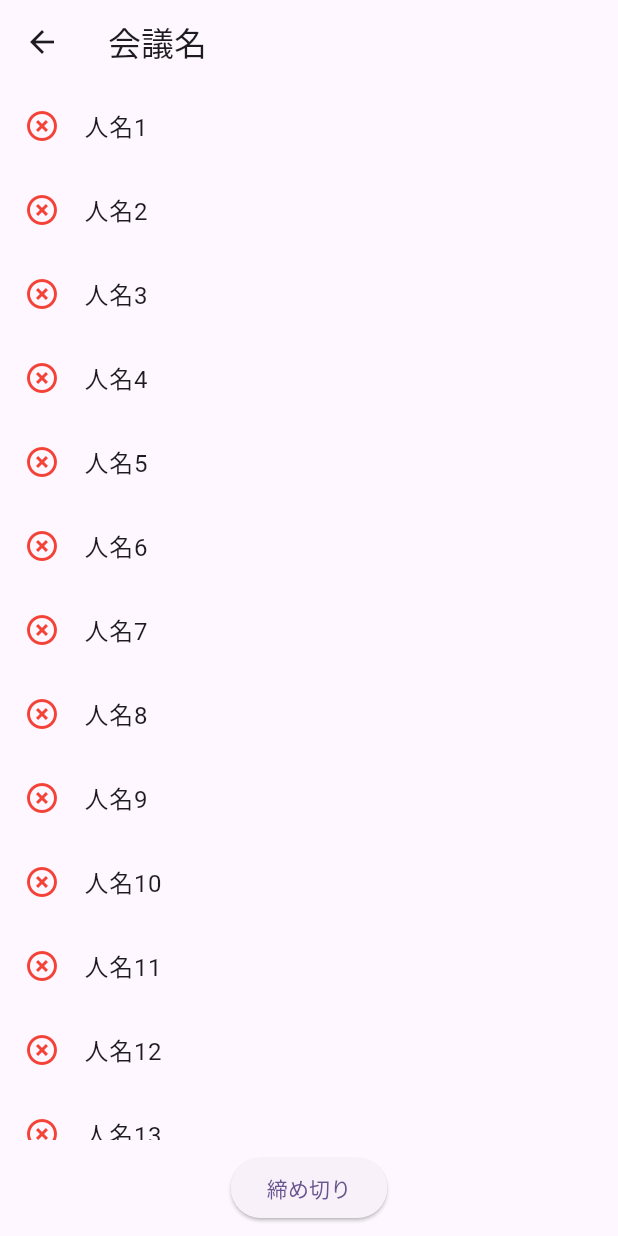
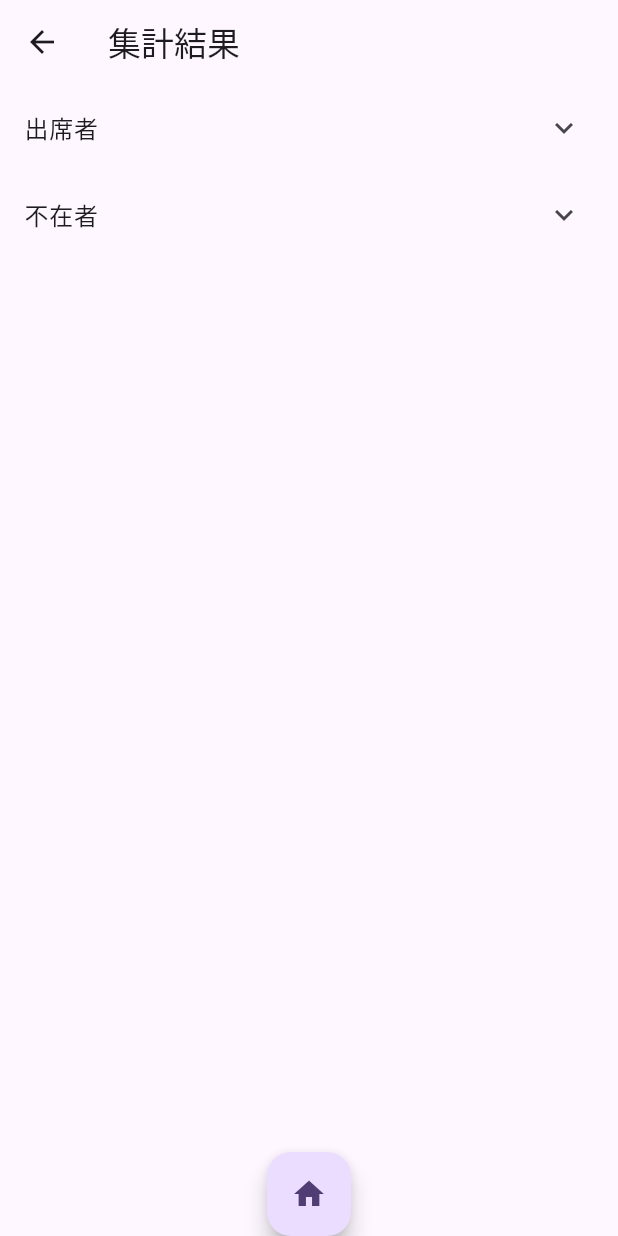
Before and after one commit to Conan-Wen/attendance_app, a Flutter app: the HostPage screen opened directly, after a tap on "締め切り", on a phone screen of 412 x 824 dp. Run offline on Flutter 3.47's test engine with Material 3 defaults, Android fonts, the phone set to English and light mode, and no system bars; our stand-ins replace device_info_plus, flutter_styled_toast; missing offline and left inert: flutter_nearby_connections; statements that could not run were skipped.

Commit message:
feat:締切ボタン処理

```diff
--- a/lib/HostPage/main.dart
+++ b/lib/HostPage/main.dart
@@ -4,7 +4,6 @@ import 'dart:convert';
 import 'dart:io';
 import 'package:device_info_plus/device_info_plus.dart';
 import 'package:flutter_nearby_connections/flutter_nearby_connections.dart';
-
 class HostPage extends StatefulWidget {
   final String conferenceName;
   final List<String> participants;
@@ -64,6 +63,12 @@ class _HostPageState extends State<HostPage> {
       nearbyService.startBrowsingForPeers();
       connectedDevices.clear();
       //集計結果画面遷移？？
+      Navigator.push(
+                  context,
+                  MaterialPageRoute(
+                      builder: (context) => HostfinalPage(participants:widget.participants, checkList:checkList)
+                      )
+                    );
     });
   }
 
@@ -169,3 +174,80 @@ class _HostPageState extends State<HostPage> {
     });
   }
 }
+
+class HostfinalPage extends StatelessWidget {
+  final List<String> participants;
+  final List<bool> checkList;
+
+  const HostfinalPage(
+      {super.key, required this.participants, required this.checkList});
+
+  @override
+  Widget build(BuildContext context) {
+    List<DropdownMenuItem<String>> presentItems = [];
+    List<DropdownMenuItem<String>> absentItems = [];
+
+    // participantsリストをイテレートし、各アイテムに対してDropdownMenuItemを作成
+    for (int i = 0; i < participants.length; i++) {
+      var item = DropdownMenuItem(
+        value: participants[i],
+        child: Text(participants[i]),
+      );
+
+      // checkListの値に基づいて、適切なリストにアイテムを追加
+      if (checkList[i]) {
+        presentItems.add(item);
+      } else {
+        absentItems.add(item);
+      }
+    }
+
+  return Scaffold(
+    appBar: AppBar(
+      title: const Text('集計結果'),
+    ),
+    body: ListView(
+      children: [
+        ExpansionTile(
+          title: const Text("出席者"),
+          children: [
+            ListView.builder(
+              shrinkWrap: true,
+              physics: const NeverScrollableScrollPhysics(),
+              itemCount: presentItems.length,
+              itemBuilder: (context, index) {
+                return ListTile(
+                  title: presentItems[index],
+                );
+              },
+            ),
+          ],
+        ),
+        ExpansionTile(
+          title: const Text("不在者"),
+          children: [
+            ListView.builder(
+              physics: const NeverScrollableScrollPhysics(),
+              shrinkWrap: true,
+              itemCount: absentItems.length,
+              itemBuilder: (context, index) {
+                return ListTile(
+                  title: absentItems[index],
+                );
+              },
+            ),
+          ],
+        ),
+      ],
+    ),
+    floatingActionButtonLocation: FloatingActionButtonLocation.centerDocked,
+    // ボタンを置く
+    floatingActionButton: FloatingActionButton(
+      onPressed: () {
+        Navigator.popUntil(context, (route) => route.isFirst);
+      },
+      child: const Icon(Icons.home),
+    ),
+  );
+  }
+}
--- a/lib/main.dart
+++ b/lib/main.dart
@@ -1,5 +1,4 @@
 import 'package:flutter/material.dart';
-
 import 'GuestPage/main.dart';
 import 'HostPage/main.dart';
 
```
